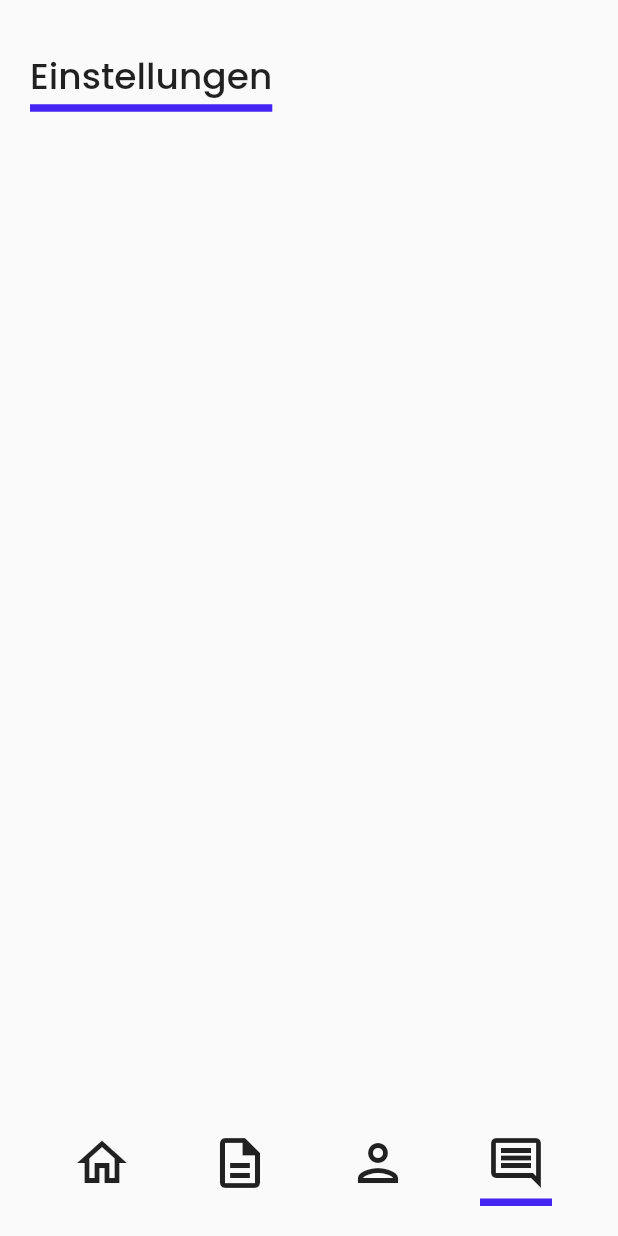
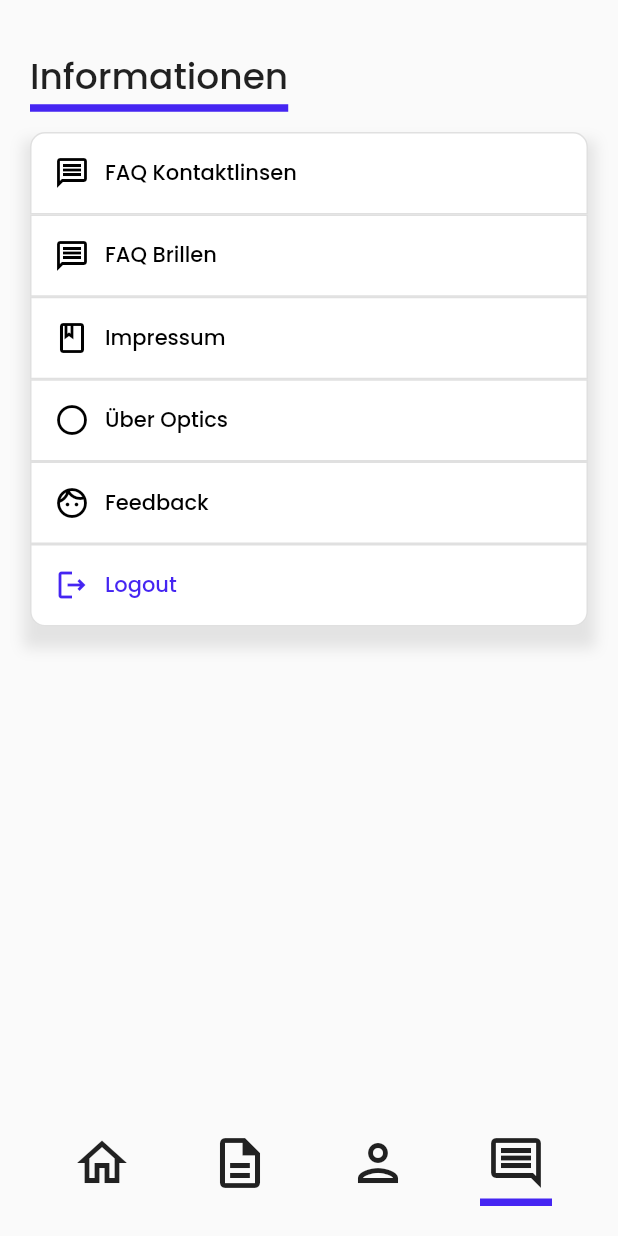
Before and after one commit to Jaster-Master/OpticianApp, a Flutter app: the PageSlider screen opened directly, swiped to page 4, on a phone screen of 412 x 824 dp. Run offline on Flutter 3.47's test engine with Material 2 defaults, Android fonts, the phone set to English and light mode, and no system bars; our stand-ins replace flutter_local_notifications; missing offline and left inert: clean_calendar, dart:ffi, flutter_background_service; statements that could not run were skipped.

Commit message:
[INFORMATION] FIN ui

```diff
--- a/lib/widget/stateful/page_slider.dart
+++ b/lib/widget/stateful/page_slider.dart
@@ -7,7 +7,7 @@ import 'package:opticianapp/model/eyeglass_prescription.dart';
 import 'package:opticianapp/widget/stateful/home.dart';
 import 'package:opticianapp/widget/stateful/partnerlist.dart';
 import 'package:opticianapp/widget/stateless/eyeglass_prescription.dart';
-import 'package:opticianapp/widget/stateless/settings.dart';
+import 'package:opticianapp/widget/stateless/information.dart';
 
 class PageSlider extends StatefulWidget {
   bool isAppointmentView;
@@ -57,7 +57,7 @@ class PageSliderState extends State<PageSlider> {
                   EyeglassPrescriptionView(
                       JsonReader.eyeglassPrescriptions),
                   PartnerListView(),
-                  SettingsView(),
+                  InformationView(),
                 ],
               ),
             ),
--- a/lib/widget/stateless/about.dart
+++ b/lib/widget/stateless/about.dart
@@ -1,11 +1,10 @@
 import 'package:flutter/cupertino.dart';
 
-class AboutView extends StatelessWidget{
+class AboutView extends StatelessWidget {
   const AboutView({super.key});
 
   @override
   Widget build(BuildContext context) {
-    // TODO: implement build
-    throw UnimplementedError();
+    return Text("About");
   }
 }
--- a/lib/widget/stateless/faq.dart
+++ b/lib/widget/stateless/faq.dart
@@ -1,11 +1,19 @@
 import 'package:flutter/cupertino.dart';
 
-class FaqView extends StatelessWidget{
-  const FaqView({super.key});
+class FaqContactLensesView extends StatelessWidget {
+  const FaqContactLensesView({super.key});
 
   @override
   Widget build(BuildContext context) {
-    // TODO: implement build
-    throw UnimplementedError();
+    return Text("FAQ Kontaktlinsen");
   }
 }
+
+class FaqGlassesView extends StatelessWidget {
+  const FaqGlassesView({super.key});
+
+  @override
+  Widget build(BuildContext context) {
+    return Text("FAQ Brillen");
+  }
+}
--- /dev/null
+++ b/lib/widget/stateless/feedback.dart
@@ -0,0 +1,10 @@
+import 'package:flutter/cupertino.dart';
+
+class FeedbackView extends StatelessWidget {
+  const FeedbackView({super.key});
+
+  @override
+  Widget build(BuildContext context) {
+    return Text("Feedback");
+  }
+}
--- a/lib/widget/stateless/impressum.dart
+++ /dev/null
@@ -1,11 +0,0 @@
-import 'package:flutter/cupertino.dart';
-
-class ImpressumView extends StatelessWidget{
-  const ImpressumView({super.key});
-
-  @override
-  Widget build(BuildContext context) {
-    // TODO: implement build
-    throw UnimplementedError();
-  }
-}
--- /dev/null
+++ b/lib/widget/stateless/imprint.dart
@@ -0,0 +1,10 @@
+import 'package:flutter/cupertino.dart';
+
+class ImprintView extends StatelessWidget {
+  const ImprintView({super.key});
+
+  @override
+  Widget build(BuildContext context) {
+    return Text("Imprint");
+  }
+}
--- /dev/null
+++ b/lib/widget/stateless/information.dart
@@ -0,0 +1,174 @@
+import 'package:flutter/cupertino.dart';
+import 'package:flutter/material.dart';
+import 'package:opticianapp/default_properties.dart';
+
+class InformationView extends StatelessWidget {
+  const InformationView({super.key});
+
+  @override
+  Widget build(BuildContext context) {
+    var tabText = Text("Informationen",
+        style: TextStyle(fontSize: DefaultProperties.fontSize1));
+    var tab = Row(
+      children: [
+        Row(
+          children: [
+            Container(
+              decoration: const BoxDecoration(
+                border: Border(
+                  bottom: BorderSide(
+                    color: DefaultProperties.blueColor,
+                    width: 5,
+                  ),
+                ),
+              ),
+              child: tabText,
+            ),
+            IconButton(
+              icon: Icon(Icons.local_shipping_outlined, size: 0),
+              onPressed: null,
+            ),
+          ],
+        ),
+      ],
+    );
+    return Padding(
+      padding: EdgeInsets.only(top: DefaultProperties.defaultPadding),
+      child: Padding(
+        padding: EdgeInsets.all(DefaultProperties.morePadding),
+        child:
+            Column(crossAxisAlignment: CrossAxisAlignment.stretch, children: [
+          tab,
+          Padding(
+            padding: EdgeInsets.only(top: DefaultProperties.defaultPadding),
+            child: Container(
+              decoration: BoxDecoration(
+                boxShadow: [
+                  BoxShadow(
+                      color: Colors.grey.withOpacity(0.25),
+                      spreadRadius: 5,
+                      blurRadius: 7,
+                      offset: Offset(0, 10.0)),
+                ],
+              ),
+              child: Column(
+                children: [
+                  InformationItemView(
+                      "FAQ Kontaktlinsen",
+                      Icon(Icons.message_outlined, color: Colors.black),
+                      FaqContactLensesView(),
+                      true,
+                      false,
+                      Colors.black),
+                  InformationItemView(
+                      "FAQ Brillen",
+                      Icon(Icons.message_outlined, color: Colors.black),
+                      FaqGlassesView(),
+                      false,
+                      false,
+                      Colors.black),
+                  InformationItemView(
+                      "Impressum",
+                      Icon(Icons.book_outlined, color: Colors.black),
+                      ImprintView(),
+                      false,
+                      false,
+                      Colors.black),
+                  InformationItemView(
+                      "Über Optics",
+                      Icon(Icons.circle_outlined, color: Colors.black),
+                      AboutView(),
+                      false,
+                      false,
+                      Colors.black),
+                  InformationItemView(
+                      "Feedback",
+                      Icon(Icons.face_outlined, color: Colors.black),
+                      FeedbackView(),
+                      false,
+                      false,
+                      Colors.black),
+                  InformationItemView(
+                      "Logout",
+                      Icon(Icons.logout_outlined,
+                          color: DefaultProperties.blueColor),
+                      LoginView(),
+                      false,
+                      true,
+                      DefaultProperties.blueColor),
+                ],
+              ),
+            ),
+          ),
+        ]),
+      ),
+    );
+  }
+}
+
+class InformationItemView extends StatelessWidget {
+  String title;
+  Icon icon;
+  Widget navigatorWidget;
+  bool isFirstItem;
+  bool isLastItem;
+  Color textColor;
+
+  InformationItemView(this.title, this.icon, this.navigatorWidget,
+      this.isFirstItem, this.isLastItem, this.textColor,
+      {super.key});
+
+  @override
+  Widget build(BuildContext context) {
+    var borderRadius = BorderRadius.zero;
+    if (isFirstItem) {
+      borderRadius = BorderRadius.only(
+          topLeft: Radius.circular(DefaultProperties.defaultRounded),
+          topRight: Radius.circular(DefaultProperties.defaultRounded));
+    }
+    if (isLastItem) {
+      borderRadius = BorderRadius.only(
+          bottomLeft: Radius.circular(DefaultProperties.defaultRounded),
+          bottomRight: Radius.circular(DefaultProperties.defaultRounded));
+    }
+    var itemHeight = MediaQuery.of(context).size.height / 15;
+
+    return OutlinedButton(
+      style: ButtonStyle(
+        tapTargetSize: MaterialTapTargetSize.shrinkWrap,
+        backgroundColor:
+            MaterialStateColor.resolveWith((states) => Colors.white),
+        foregroundColor:
+            MaterialStateColor.resolveWith((states) => Colors.white),
+        fixedSize: MaterialStateProperty.all(Size.fromHeight(itemHeight)),
+        shape: MaterialStateProperty.all<RoundedRectangleBorder>(
+            RoundedRectangleBorder(
+                side: BorderSide(color: DefaultProperties.lightGrayColor),
+                borderRadius: borderRadius)),
+      ),
+      onPressed: () => {navigateToView(context)},
+      child: Row(
+        mainAxisAlignment: MainAxisAlignment.start,
+        crossAxisAlignment: CrossAxisAlignment.center,
+        children: [
+          Padding(
+            padding:
+                const EdgeInsets.only(right: DefaultProperties.defaultPadding),
+            child: icon,
+          ),
+          Text(title, style: TextStyle(color: textColor))
+        ],
+      ),
+    );
+  }
+
+  void navigateToView(BuildContext context) {
+    if(isLastItem){
+      Navigator.pushReplacement(
+          context, MaterialPageRoute(builder: (context) => navigatorWidget));
+    }else{
+      Navigator.push(
+          context, MaterialPageRoute(builder: (context) => navigatorWidget));
+    }
+  }
+}
--- a/lib/widget/stateless/settings.dart
+++ /dev/null
@@ -1,86 +0,0 @@
-import 'package:flutter/cupertino.dart';
-import 'package:flutter/material.dart';
-import 'package:opticianapp/default_properties.dart';
-
-class SettingsView extends StatelessWidget {
-  const SettingsView({super.key});
-
-  @override
-  Widget build(BuildContext context) {
-    var tabText = Text("Einstellungen",
-        style: TextStyle(fontSize: DefaultProperties.fontSize1));
-    var tab = Row(
-      children: [
-        Row(
-          children: [
-            Container(
-              decoration: const BoxDecoration(
-                border: Border(
-                  bottom: BorderSide(
-                    color: DefaultProperties.blueColor,
-                    width: 5,
-                  ),
-                ),
-              ),
-              child: tabText,
-            ),
-            IconButton(
-              icon: Icon(Icons.local_shipping_outlined, size: 0),
-              onPressed: null,
-            ),
-          ],
-        ),
-      ],
-    );
-    return Padding(
-      padding: EdgeInsets.only(top: DefaultProperties.defaultPadding),
-      child: Padding(
-        padding: EdgeInsets.all(DefaultProperties.morePadding),
-        child:
-            Column(crossAxisAlignment: CrossAxisAlignment.stretch, children: [
-          tab,
-        ]),
-      ),
-    );
-  }
-}
-
-class FAQ extends StatelessWidget {
-  const FAQ({super.key});
-
-  @override
-  Widget build(BuildContext context) {
-    // TODO: implement build
-    throw UnimplementedError();
-  }
-}
-
-class Impressum extends StatelessWidget {
-  const Impressum({super.key});
-
-  @override
-  Widget build(BuildContext context) {
-    // TODO: implement build
-    throw UnimplementedError();
-  }
-}
-
-class About extends StatelessWidget {
-  const About({super.key});
-
-  @override
-  Widget build(BuildContext context) {
-    // TODO: implement build
-    throw UnimplementedError();
-  }
-}
-
-class Feedback extends StatelessWidget {
-  const Feedback({super.key});
-
-  @override
-  Widget build(BuildContext context) {
-    // TODO: implement build
-    throw UnimplementedError();
-  }
-}
```
